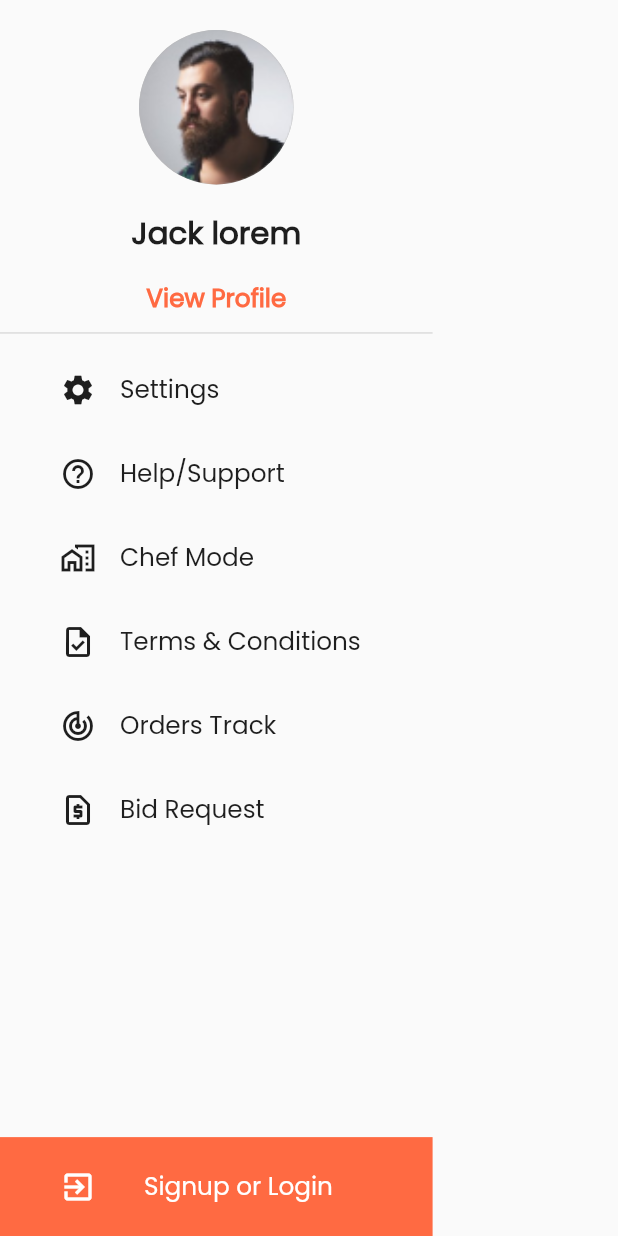
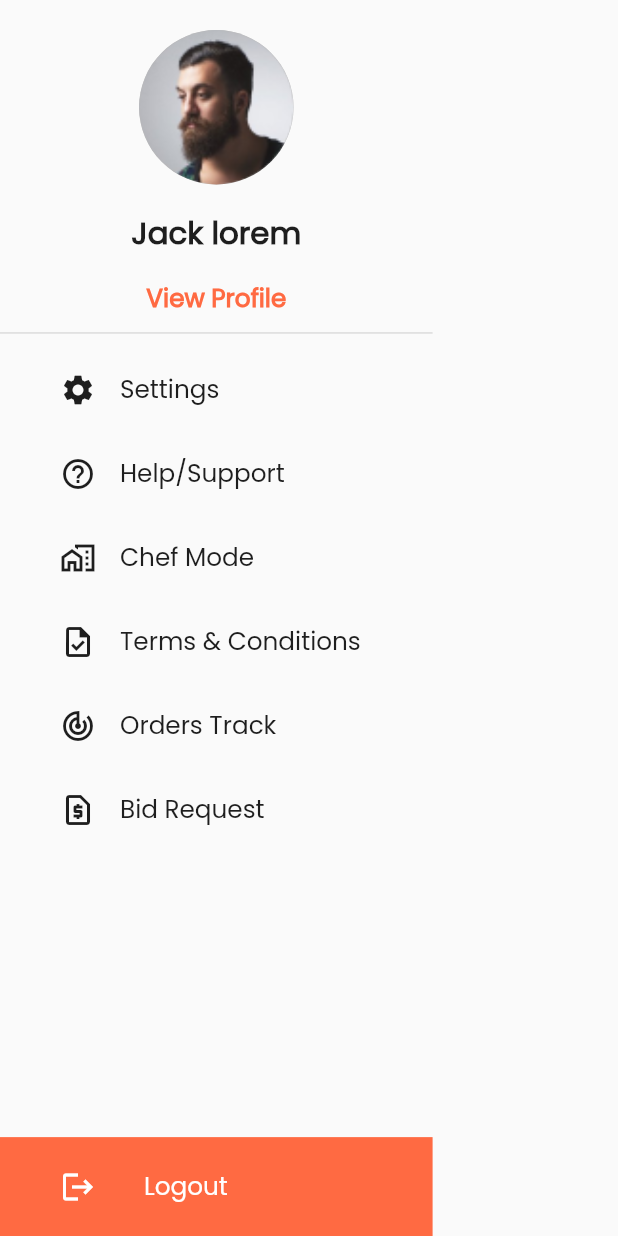
Before and after one commit to asim8848/Chef-Ease, a Flutter app: the DrawerContent screen opened directly, on a phone screen of 412 x 824 dp. Run offline on Flutter 3.47's test engine with Material 3 defaults, Android fonts, the phone set to English and light mode, and no system bars; our stand-ins replace firebase_auth, firebase_core, fl_chart, flutter_advanced_drawer, fluttertoast, google_fonts and 4 more; missing offline and left inert: another_stepper; accounts and stored records are empty.

Commit message:
Commit message

```diff
--- a/lib/widgets/drawer/UserDrawer.dart
+++ b/lib/widgets/drawer/UserDrawer.dart
@@ -187,7 +187,8 @@ class _DrawerContentState extends State<DrawerContent> {
                   },
                 ),
               ),
-              Container(
+              _auth.currentUser == null
+                  ? Container(
                       width: _screenWidth,
                       height: _screenHeight * 0.08,
                       color: AppColors.primaryColor,
@@ -204,6 +205,26 @@ class _DrawerContentState extends State<DrawerContent> {
                           ),
                           contentPadding: const EdgeInsets.only(left: 40),
                           onTap: _showSignupLoginModal,
+                        ),
+                      ),
+                    )
+                  : Container(
+                      width: _screenWidth,
+                      height: _screenHeight * 0.08,
+                      color: AppColors.primaryColor,
+                      child: Center(
+                        child: ListTile(
+                          leading: Icon(
+                            Icons.logout,
+                            color: AppColors.secondaryColor,
+                          ),
+                          title: AppLiteText(
+                            text: 'Logout',
+                            color: Colors.white,
+                            fontFamily: 'Poppins',
+                          ),
+                          contentPadding: const EdgeInsets.only(left: 40),
+                          onTap: _handleSignOut,
                         ),
                       ),
                     ),
@@ -466,6 +487,8 @@ class _DrawerContentState extends State<DrawerContent> {
       _emailController.clear();
       _passwordController.clear();
       _confirmPasswordController.clear();
+      // Close the modal
+      Navigator.pop(context);
     } on FirebaseAuthException catch (e) {
       if (e.code == 'weak-password') {
         AppToast().toastMessage('The password provided is too weak.');
@@ -509,6 +532,8 @@ class _DrawerContentState extends State<DrawerContent> {
 
       _emailController.clear();
       _passwordController.clear();
+      // Close the modal
+      Navigator.pop(context);
     } on FirebaseAuthException catch (e) {
       if (e.code == 'user-not-found') {
         AppToast().toastMessage('No user found for that email.');
@@ -540,4 +565,13 @@ class _DrawerContentState extends State<DrawerContent> {
       print('Google sign in failed: $error');
     }
   }
+
+  Future<void> _handleSignOut() async {
+    try {
+      await _auth.signOut();
+      setState(() {}); // Refresh the UI after logout
+    } catch (e) {
+      print('Sign out failed: $e');
     }
+  }
+}
```
Also changed, not shown: pubspec.yaml (+4 -4 lines), pubspec.lock. Lines whose indentation alone changed are shown as unchanged.
